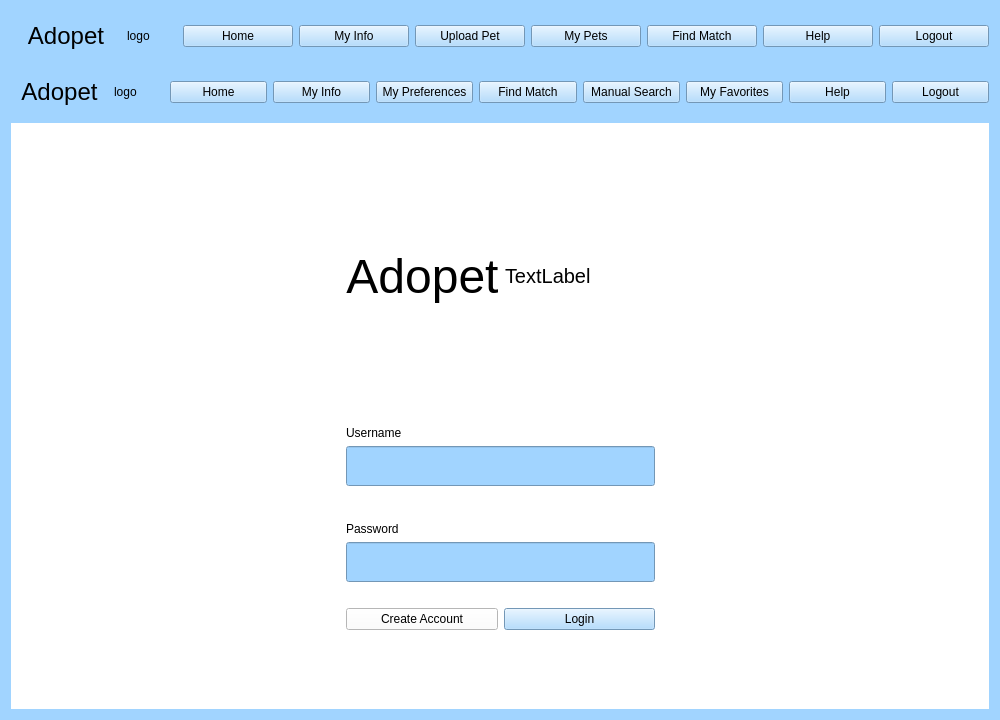
Above: team1_1/GUI/gui.ui from lee-anh/Adopet before the change. Below: the same form after it.
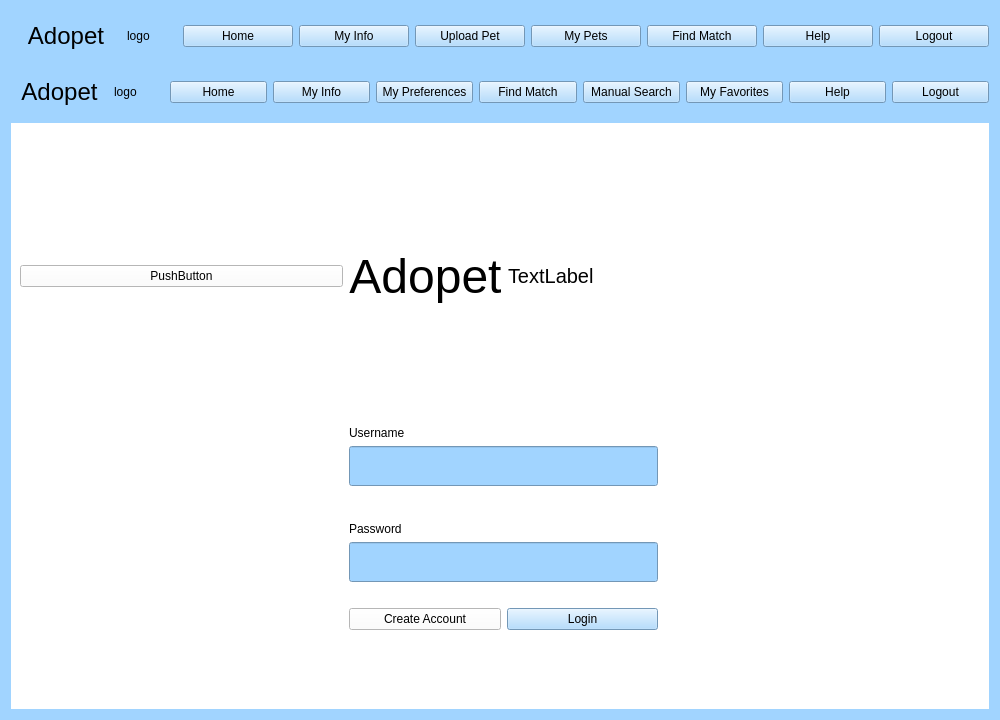
That is the form after the change. The open tabs and pages were chosen to show the change.

What changed in the file:
```diff
--- a/team1_1/GUI/gui.ui
+++ b/team1_1/GUI/gui.ui
@@ -243,6 +243,13 @@
          </property>
         </widget>
        </item>
+       <item row="1" column="0">
+        <widget class="QPushButton" name="pushButton">
+         <property name="text">
+          <string>PushButton</string>
+         </property>
+        </widget>
+       </item>
       </layout>
      </widget>
      <widget class="QWidget" name="MeetPetPage">
```
Left out of the diff: 2 changed lines with no effect on the pictures.
